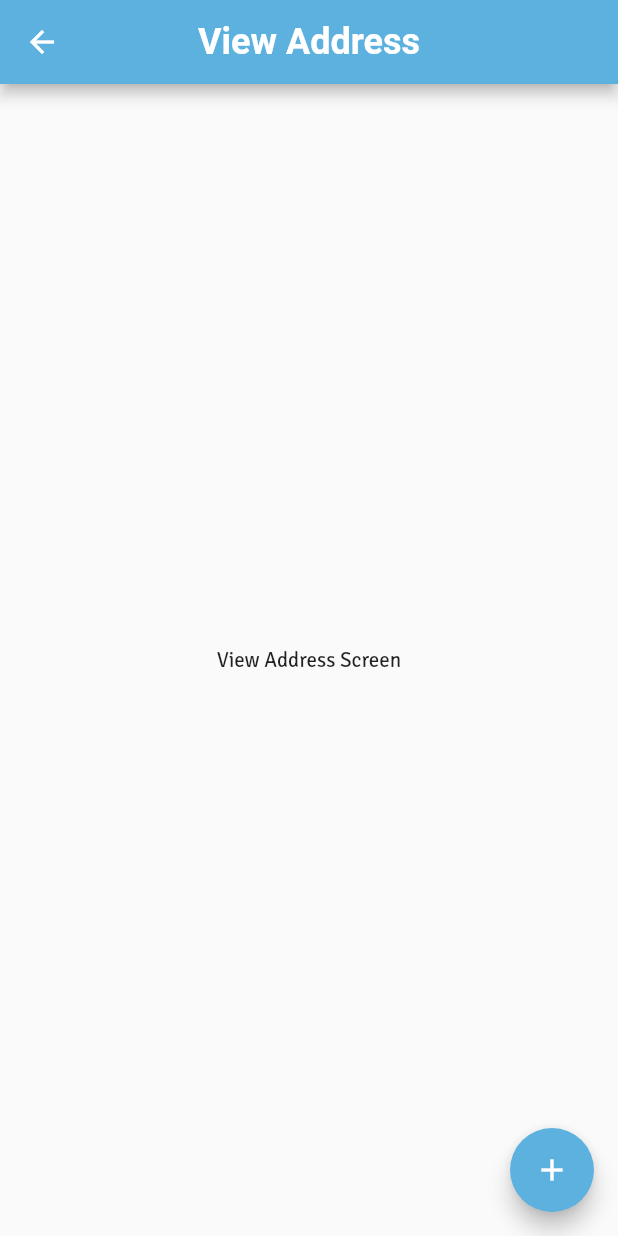
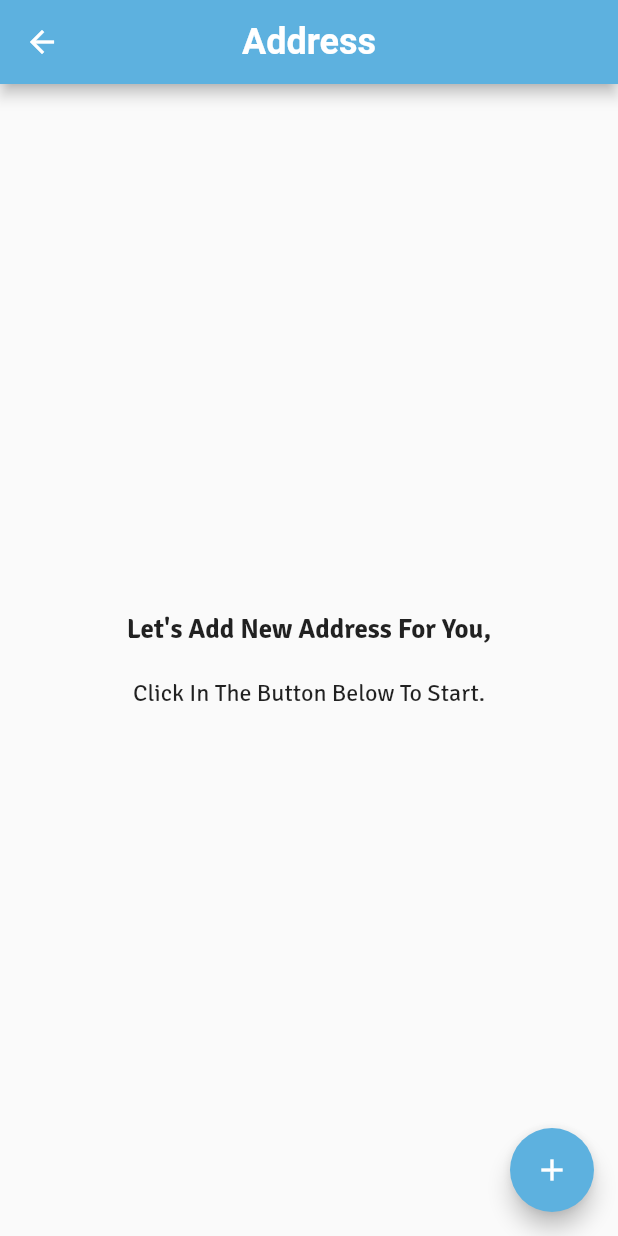
Before and after one commit to mahmoudAbdelraheem/matgary, a Flutter app: the ViewAddressScreen screen opened by its route, on a phone screen of 412 x 824 dp. Run offline on Flutter 3.47's test engine with Material 3 defaults, Android fonts, the light colour scheme and no system bars; our stand-ins replace cached_network_image, dartz, firebase_core, firebase_messaging, flutter_map, flutter_otp_text_field and 6 more; accounts and stored records are empty.

Commit message:
add & get address from database

```diff
--- a/lib/controller/address/view_controller.dart
+++ b/lib/controller/address/view_controller.dart
@@ -1,19 +1,64 @@
 import 'package:get/get.dart';
 import 'package:geolocator/geolocator.dart';
+import 'package:matgary/core/class/statuse_request.dart';
 import 'package:matgary/core/constant/routes.dart';
 import 'package:matgary/core/functions/defualt_alert_dialog.dart';
+import 'package:matgary/core/functions/handling_data.dart';
+import 'package:matgary/core/services/my_services.dart';
+import 'package:matgary/data/datasource/remote/address_data.dart';
+import 'package:matgary/data/models/address_model.dart';
 
 abstract class ViewController extends GetxController {
   //? for location permission
   requestLocationPermission();
   //? go to add user address screen
   goToAddAddressScreen();
+  //? Get saved user Address in data base
+  getAllAddress();
+  //? delete address from database
+  deleteAddress(String addressId);
 }
 
 class ViewControllerImp extends ViewController {
   //? for request user permission
   bool? serviceEnabled;
   LocationPermission? permission;
+
+  List<AddressModel> userAddress = [];
+  final AddressData _addressData = AddressData(crudImp: Get.find());
+  StatuseRequest statuseRequest = StatuseRequest.defualt;
+  final MyServices _myServices = Get.find();
+
+  @override
+  getAllAddress() async {
+    statuseRequest = StatuseRequest.loading;
+    update();
+    var response = await _addressData.viewData(
+      userId: _myServices.sharedPreferences.getString('id')!,
+    );
+    statuseRequest = handlingData(response);
+    if (statuseRequest == StatuseRequest.success) {
+      if (response['status'] == 'success') {
+        List responseData = response['data'];
+        userAddress.addAll(responseData.map((e) => AddressModel.fromJson(e)));
+      } else {
+        statuseRequest = StatuseRequest.failuer;
+      }
+    }
+    update();
+  }
+
+  @override
+  deleteAddress(String addressId) {
+    _addressData.removeData(
+      addressId: addressId,
+    );
+
+    userAddress.removeWhere((element) => element.addressId == addressId);
+
+    update();
+  }
+
   @override
   requestLocationPermission() async {
     //? Test if location services are enabled.
@@ -43,7 +88,8 @@ class ViewControllerImp extends ViewController {
   }
 
   @override
-  void onInit() {
+  void onInit() async {
+    await getAllAddress();
     requestLocationPermission();
     super.onInit();
   }
--- a/lib/core/shared/custom_app_text_form.dart
+++ b/lib/core/shared/custom_app_text_form.dart
@@ -2,7 +2,7 @@
 import 'package:flutter/material.dart';
 import 'package:get/get.dart';
 
-class CustomAppTextFom extends StatelessWidget {
+class CustomAppTextForm extends StatelessWidget {
   final String labelText;
   final String hintText;
   final IconData sufixIcon;
@@ -11,7 +11,7 @@ class CustomAppTextFom extends StatelessWidget {
   final TextInputType myKeyboardType;
   final void Function()? showPassword;
   final bool? isPassword;
-  const CustomAppTextFom({
+  const CustomAppTextForm({
     super.key,
     required this.labelText,
     required this.hintText,
@@ -26,7 +26,7 @@ class CustomAppTextFom extends StatelessWidget {
   @override
   Widget build(BuildContext context) {
     return Container(
-      margin: const EdgeInsets.only(bottom: 10),
+      margin: const EdgeInsets.only(bottom: 15),
       child: TextFormField(
         validator: myValidator,
         keyboardType: myKeyboardType,
--- a/lib/data/datasource/remote/address_data.dart
+++ b/lib/data/datasource/remote/address_data.dart
@@ -6,8 +6,8 @@ class AddressData {
 
   AddressData({required this.crudImp});
   viewData({required String userId}) async {
-    var response = await crudImp.postData(ApiLink.test, {
-      'userId': userId,
+    var response = await crudImp.postData(ApiLink.viewAddress, {
+      'userid': userId,
     });
     return response.fold((l) => l, (r) => r);
   }
--- /dev/null
+++ b/lib/data/models/address_model.dart
@@ -0,0 +1,40 @@
+class AddressModel {
+  String? addressId;
+  String? addressUserId;
+  String? addressName;
+  String? addressCity;
+  String? addressStreet;
+  String? addressLat;
+  String? addressLong;
+
+  AddressModel(
+      {this.addressId,
+      this.addressUserId,
+      this.addressName,
+      this.addressCity,
+      this.addressStreet,
+      this.addressLat,
+      this.addressLong});
+
+  AddressModel.fromJson(Map<String, dynamic> json) {
+    addressId = json['address_id'];
+    addressUserId = json['address_user_id'];
+    addressName = json['address_name'];
+    addressCity = json['address_city'];
+    addressStreet = json['address_street'];
+    addressLat = json['address_lat'];
+    addressLong = json['address_long'];
+  }
+
+  Map<String, dynamic> toJson() {
+    final Map<String, dynamic> data = <String, dynamic>{};
+    data['address_id'] = addressId;
+    data['address_user_id'] = addressUserId;
+    data['address_name'] = addressName;
+    data['address_city'] = addressCity;
+    data['address_street'] = addressStreet;
+    data['address_lat'] = addressLat;
+    data['address_long'] = addressLong;
+    return data;
+  }
+}
--- a/lib/view/screen/address/view_screen.dart
+++ b/lib/view/screen/address/view_screen.dart
@@ -1,6 +1,9 @@
 import 'package:flutter/material.dart';
 import 'package:get/get.dart';
 import 'package:matgary/controller/address/view_controller.dart';
+import 'package:matgary/core/class/handling_data_view.dart';
+import 'package:matgary/core/class/statuse_request.dart';
+import '../../widget/address/custom_address_view_card.dart';
 
 class ViewAddressScreen extends StatelessWidget {
   const ViewAddressScreen({super.key});
@@ -16,10 +19,61 @@ class ViewAddressScreen extends StatelessWidget {
         child: const Icon(Icons.add),
       ),
       appBar: AppBar(
-        title: const Text('View Address'),
+        title: const Text('Address'),
       ),
-      body: const Center(
-        child: Text('View Address Screen'),
+      body: GetBuilder<ViewControllerImp>(
+        builder: (controller) {
+          if (controller.userAddress.isEmpty &&
+              controller.statuseRequest != StatuseRequest.defualt &&
+              controller.statuseRequest != StatuseRequest.loading) {
+            return const Padding(
+              padding: EdgeInsets.symmetric(horizontal: 15),
+              child: Center(
+                child: Column(
+                  mainAxisAlignment: MainAxisAlignment.center,
+                  children: [
+                    Text(
+                      'Let\'s Add New Address For You,\n',
+                      style: TextStyle(
+                        fontSize: 18,
+                        fontWeight: FontWeight.bold,
+                      ),
+                    ),
+                    Text(
+                      'Click In The Button Below To Start.',
+                      style: TextStyle(
+                        fontSize: 16,
+                        fontWeight: FontWeight.w500,
+                      ),
+                    ),
+                  ],
+                ),
+              ),
+            );
+          } else {
+            return Container(
+              padding: const EdgeInsets.all(15),
+              child: HandlingDataView(
+                statuseRequest: controller.statuseRequest,
+                child: ListView.builder(
+                  physics: const BouncingScrollPhysics(),
+                  itemCount: controller.userAddress.length,
+                  itemBuilder: (_, index) {
+                    return CustomAddressViewCard(
+                      model: controller.userAddress[index],
+                      onTap: () {},
+                      onDelete: () {
+                        //? delete address from Data base and remove it from list
+                        controller.deleteAddress(
+                            controller.userAddress[index].addressId!);
+                      },
+                    );
+                  },
+                ),
+              ),
+            );
+          }
+        },
       ),
     );
   }
--- a/lib/view/screen/auth/forget_password/forget_password_screen.dart
+++ b/lib/view/screen/auth/forget_password/forget_password_screen.dart
@@ -41,7 +41,7 @@ class ForgetPasswordScreen extends StatelessWidget {
                   body: LocalizationKeys.forgetPasswordBody,
                 ),
                 //? email text form
-                CustomAppTextFom(
+                CustomAppTextForm(
                   myValidator: (val) {
                     return formVaildInput(
                         value: val!, type: 'email', min: 6, max: 50);
--- a/lib/view/screen/auth/forget_password/reset_password_screen.dart
+++ b/lib/view/screen/auth/forget_password/reset_password_screen.dart
@@ -46,7 +46,7 @@ class ResetPasswordScreen extends StatelessWidget {
                 //? password text form
                 const SizedBox(height: 20),
                 GetBuilder<ResetPassworControllerImp>(
-                  builder: (controller) => CustomAppTextFom(
+                  builder: (controller) => CustomAppTextForm(
                     myValidator: (val) {
                       return formVaildInput(
                           value: val!, type: 'password', min: 6, max: 30);
@@ -67,7 +67,7 @@ class ResetPasswordScreen extends StatelessWidget {
                 //? password text form
                 const SizedBox(height: 20),
                 GetBuilder<ResetPassworControllerImp>(
-                  builder: (controller) => CustomAppTextFom(
+                  builder: (controller) => CustomAppTextForm(
                     myValidator: (val) {
                       return formVaildInput(
                           value: val!, type: 'password', min: 6, max: 30);
--- a/lib/view/screen/auth/login_screen.dart
+++ b/lib/view/screen/auth/login_screen.dart
@@ -52,7 +52,7 @@ class LoginScreen extends StatelessWidget {
                   //? body message
                   const CustomBodyTextWidget(body: LocalizationKeys.singInBody),
                   //? email text form
-                  CustomAppTextFom(
+                  CustomAppTextForm(
                     myValidator: (val) {
                       return formVaildInput(
                           value: val!, type: 'email', min: 5, max: 50);
@@ -66,7 +66,7 @@ class LoginScreen extends StatelessWidget {
                   //? password text form
                   const SizedBox(height: 20),
                   GetBuilder<LoginControllerImp>(
-                    builder: (controller) => CustomAppTextFom(
+                    builder: (controller) => CustomAppTextForm(
                       myValidator: (val) {
                         return formVaildInput(
                             value: val!, type: 'password', min: 6, max: 30);
```
Also changed, not shown: lib/controller/address/add_controller.dart (+65 -7 lines), lib/view/screen/address/add_screen.dart (+3 -27 lines), lib/view/screen/address/user_address_details.dart (added, +116 -0 lines), lib/view/screen/auth/signup_screen.dart (+4 -4 lines), lib/view/widget/address/custom_address_view_card.dart (added, +60 -0 lines).
